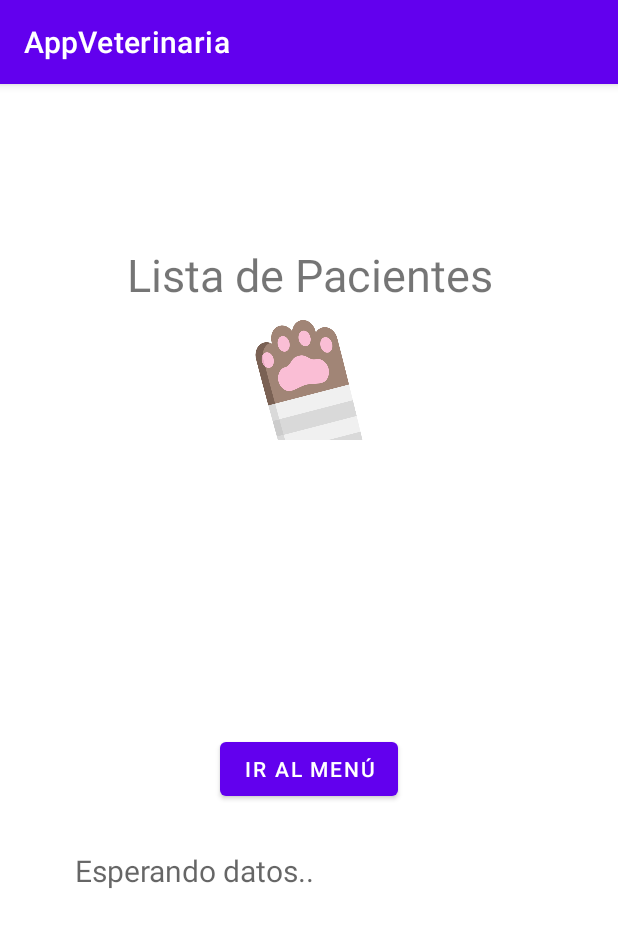
After one commit to MrCr1ss/goldenAge, an Android app: the ImprimirMedicamento screen opened directly, with no data from a screen before it, on a phone screen of 412 x 824 dp. The commit adds this screen. Shown: the top 927 px of the screen. Run offline under Robolectric (Android 15) with nearby library versions, the phone set to English and light mode, and no system bars; Roboto replaces fonts that are not available here; 2 statements that could not run were skipped.

Commit message:
Descripción de los cambiosl

```diff
--- a/app/src/main/AndroidManifest.xml
+++ b/app/src/main/AndroidManifest.xml
@@ -12,6 +12,9 @@
         android:supportsRtl="true"
         android:theme="@style/Theme.AppVeterinaria"
         tools:targetApi="31">
+        <activity
+            android:name=".ImprimirMedicamento"
+            android:exported="false" />
         <activity
             android:name=".AgregarMedicamento"
             android:exported="false" />
--- /dev/null
+++ b/app/src/main/java/com/example/appveterinaria/ImprimirMedicamento.java
@@ -0,0 +1,71 @@
+package com.example.appveterinaria;
+
+import androidx.appcompat.app.AppCompatActivity;
+import androidx.appcompat.app.AlertDialog;
+import android.content.Intent;
+import android.os.Bundle;
+import android.view.View;
+import android.widget.AdapterView;
+import android.widget.ArrayAdapter;
+import android.widget.Button;
+import android.widget.ListView;
+import android.widget.TextView;
+
+import java.util.ArrayList;
+import java.util.List;
+import java.util.Scanner;
+
+
+public class ImprimirMedicamento extends AppCompatActivity {
+
+    private ListView lAnimales;
+    private Button botonMenu;
+
+    private ArrayList<Animal> animales;
+
+    @Override
+    protected void onCreate(Bundle savedInstanceState) {
+        super.onCreate(savedInstanceState);
+        setContentView(R.layout.activity_imprimir_medicamento);
+
+        lAnimales = findViewById(R.id.lAnimales);
+        botonMenu = findViewById(R.id.btnMenu2);
+
+        Intent i = getIntent();
+        animales = i.getParcelableArrayListExtra("animales");
+
+        listarAnimales();
+        irMenu();
+    }
+
+    private void listarAnimales() {
+        List<Medicamento> todosLosMedicamentos = new ArrayList<>();
+
+        for (Animal animal : animales) {
+            todosLosMedicamentos.addAll(animal.getMedicamentos());
+        }
+
+        // Crear un adaptador para mostrar los nombres de los medicamentos
+        ArrayAdapter<Medicamento> adapter = new ArrayAdapter<>(ImprimirMedicamento.this, android.R.layout.simple_list_item_1, todosLosMedicamentos);
+        lAnimales.setAdapter(adapter);
+
+        lAnimales.setOnItemClickListener(new AdapterView.OnItemClickListener() {
+            @Override
+            public void onItemClick(AdapterView<?> adapterView, View view, int i, long l) {
+                // Aquí puedes realizar acciones adicionales si es necesario
+            }
+        });
+    }
+
+    private void irMenu() {
+        botonMenu.setOnClickListener(new View.OnClickListener() {
+            @Override
+            public void onClick(View view) {
+                Intent i = new Intent(ImprimirMedicamento.this, Medicamento.class);
+                i.putParcelableArrayListExtra("animales", animales);
+                startActivity(i);
+                finish();
+            }
+        });
+    }
+}
--- /dev/null
+++ b/app/src/main/res/layout/activity_imprimir_medicamento.xml
@@ -0,0 +1,59 @@
+<?xml version="1.0" encoding="utf-8"?>
+<androidx.constraintlayout.widget.ConstraintLayout xmlns:android="http://schemas.android.com/apk/res/android"
+    xmlns:app="http://schemas.android.com/apk/res-auto"
+    xmlns:tools="http://schemas.android.com/tools"
+    android:layout_width="match_parent"
+    android:layout_height="match_parent"
+    tools:context=".ImprimirMedicamento">
+    <androidx.appcompat.widget.LinearLayoutCompat
+        android:layout_width="match_parent"
+        android:layout_height="match_parent"
+        android:gravity="center"
+        android:orientation="vertical"
+        tools:layout_editor_absoluteX="127dp"
+        tools:layout_editor_absoluteY="-45dp"
+        android:layout_marginRight="20dp"
+        android:layout_marginLeft="20dp">
+
+        <TextView
+            android:layout_width="match_parent"
+            android:layout_height="wrap_content"
+            android:text="@string/lista"
+            android:textSize="30sp"
+            android:gravity="center"/>
+
+        <androidx.appcompat.widget.AppCompatImageView
+            android:layout_width="80dp"
+            android:layout_height="80dp"
+            android:layout_marginTop="10dp"
+            android:layout_gravity="center"
+            android:src="@drawable/paw_cat"/>
+
+        <ListView
+            android:id="@+id/lAnimales"
+            android:layout_width="match_parent"
+            android:layout_height="150dp"
+            android:layout_marginLeft="20dp"
+            android:layout_marginTop="10dp"
+            android:layout_marginRight="20dp"
+            android:layout_marginBottom="20dp"/>
+
+        <Button
+            android:id="@+id/btnMenu2"
+            android:layout_width="wrap_content"
+            android:layout_height="wrap_content"
+            android:layout_marginTop="15dp"
+            android:text="@string/irmenu"/>
+
+        <TextView
+            android:id="@+id/impAnimal"
+            android:layout_width="match_parent"
+            android:layout_height="150dp"
+            android:layout_marginLeft="20dp"
+            android:hint="Esperando datos.."
+            android:textSize="20sp"
+            android:layout_marginTop="30dp"/>
+
+
+    </androidx.appcompat.widget.LinearLayoutCompat>
+</androidx.constraintlayout.widget.ConstraintLayout>
--- a/app/src/main/res/layout/activity_plantilla_cuidado.xml
+++ b/app/src/main/res/layout/activity_plantilla_cuidado.xml
@@ -76,7 +76,7 @@
                 android:layout_gravity="center"
                 android:orientation="vertical">
                 <ImageView
-                    android:id="@+id/imageButton1"
+                    android:id="@+id/imageButton3"
                     android:layout_width="120dp"
                     android:layout_height="120dp"
                     android:layout_row="0"
@@ -98,7 +98,7 @@
                 android:layout_gravity="center"
                 android:orientation="vertical">
                 <ImageView
-                    android:id="@+id/imageButton1"
+                    android:id="@+id/imageButton2"
                     android:layout_width="120dp"
                     android:layout_height="120dp"
                     android:layout_row="0"
@@ -120,7 +120,7 @@
                 android:layout_gravity="center"
                 android:orientation="vertical">
                 <ImageView
-                    android:id="@+id/imageButton1"
+                    android:id="@+id/imageButton4"
                     android:layout_width="120dp"
                     android:layout_height="120dp"
                     android:layout_row="0"
```
Also changed, not shown: app/src/main/java/com/example/appveterinaria/AgregarMedicamento.java (+65 -10 lines), app/src/main/java/com/example/appveterinaria/Medicamento.java (+33 -0 lines), app/src/main/res/layout/activity_agregar_medicamento.xml (+10 -4 lines).
